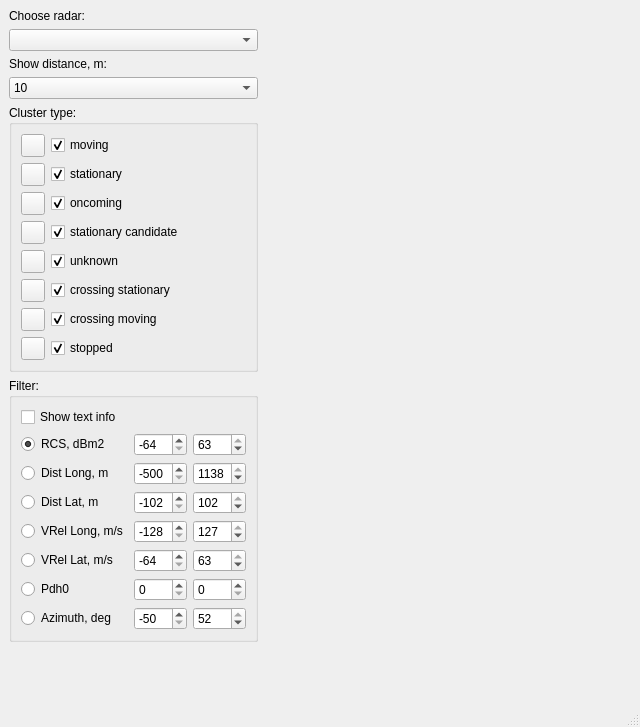
Qt form displaydata.ui (anatoltrush/RadarVisual) before a commit.
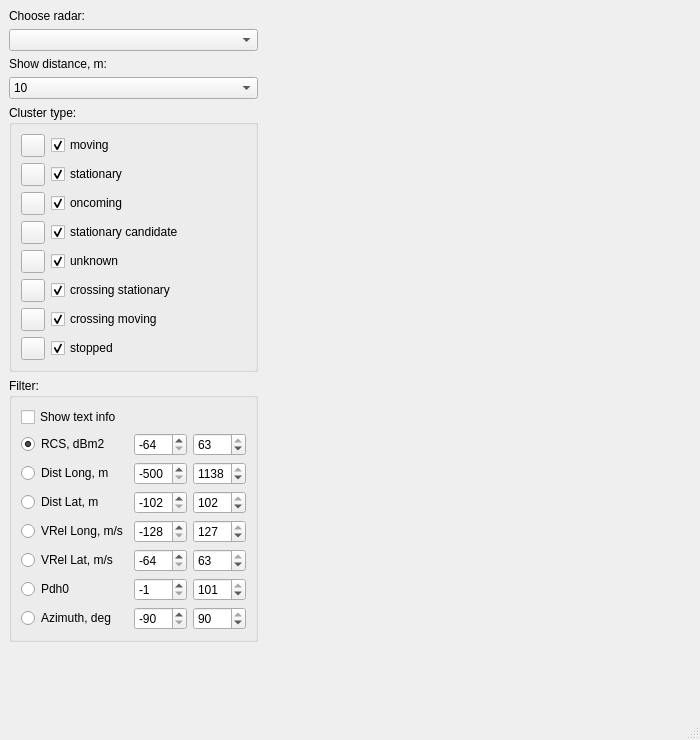
The same form after that commit. Icons and pictures are not drawn. Custom widgets are drawn as their Qt base class.

Patch:
```diff
--- a/displaydata.ui
+++ b/displaydata.ui
@@ -6,8 +6,8 @@
    <rect>
     <x>0</x>
     <y>0</y>
-    <width>640</width>
-    <height>727</height>
+    <width>700</width>
+    <height>740</height>
    </rect>
   </property>
   <property name="windowTitle">
@@ -341,7 +341,23 @@
             </widget>
            </item>
            <item row="5" column="2">
-            <widget class="QSpinBox" name="sBPdh0Max"/>
+            <widget class="QSpinBox" name="sBPdh0Max">
+             <property name="toolTip">
+              <string>+100</string>
+             </property>
+             <property name="toolTipDuration">
+              <number>5000</number>
+             </property>
+             <property name="minimum">
+              <number>-1</number>
+             </property>
+             <property name="maximum">
+              <number>101</number>
+             </property>
+             <property name="value">
+              <number>101</number>
+             </property>
+            </widget>
            </item>
            <item row="5" column="0">
             <widget class="QRadioButton" name="rBPdh0">
@@ -423,26 +439,26 @@
            <item row="6" column="1">
             <widget class="QSpinBox" name="sBAzMin">
              <property name="minimum">
-              <number>-50</number>
+              <number>-90</number>
              </property>
              <property name="maximum">
-              <number>52</number>
+              <number>90</number>
              </property>
              <property name="value">
-              <number>-50</number>
+              <number>-90</number>
              </property>
             </widget>
            </item>
            <item row="6" column="2">
             <widget class="QSpinBox" name="sBAzMax">
              <property name="minimum">
-              <number>-50</number>
+              <number>-90</number>
              </property>
              <property name="maximum">
-              <number>52</number>
+              <number>90</number>
              </property>
              <property name="value">
-              <number>52</number>
+              <number>90</number>
              </property>
             </widget>
            </item>
@@ -460,7 +476,23 @@
             </widget>
            </item>
            <item row="5" column="1">
-            <widget class="QSpinBox" name="sBPdh0Min"/>
+            <widget class="QSpinBox" name="sBPdh0Min">
+             <property name="toolTip">
+              <string>0</string>
+             </property>
+             <property name="toolTipDuration">
+              <number>5000</number>
+             </property>
+             <property name="minimum">
+              <number>-1</number>
+             </property>
+             <property name="maximum">
+              <number>101</number>
+             </property>
+             <property name="value">
+              <number>-1</number>
+             </property>
+            </widget>
            </item>
            <item row="4" column="0">
             <widget class="QRadioButton" name="rBVRelLat">
```
Left out of the diff: 93 changed lines with no effect on the pictures.
